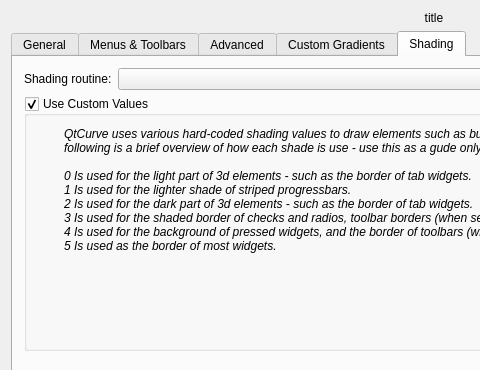
Qt form config/qtcurveconfigbase.ui (QtCurve/qtcurve) before a commit; both pictures show x 0 to 480 and y 0 to 370 of the 868 by 574 pixel window.
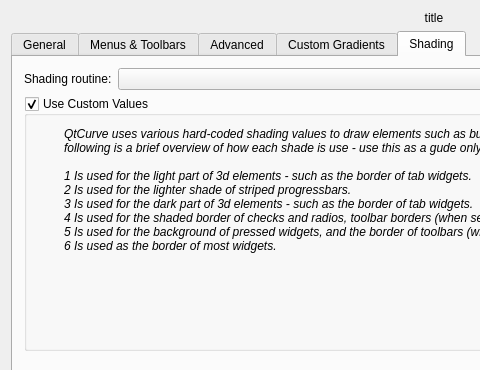
The same form after that commit. The open tabs and pages were chosen to show the change. Custom widgets are drawn as their Qt base class.

Commit message: Update text to list shades 1..6 and not 0..5

The edit to the form file:
```diff
--- a/config/qtcurveconfigbase.ui
+++ b/config/qtcurveconfigbase.ui
@@ -989,12 +989,12 @@
 &lt;/style>&lt;/head>&lt;body style=" font-family:'Verdana'; font-size:9pt; font-weight:400; font-style:normal;">
 &lt;p style=" margin-top:0px; margin-bottom:0px; margin-left:0px; margin-right:0px; -qt-block-indent:0; text-indent:0px;">&lt;span style=" font-style:italic;">QtCurve uses various hard-coded shading values to draw elements such as button frames, the background for pressed buttons, etc. The following is a brief overview of how each shade is use - use this as a gude only, as shades are used for various things.&lt;/span>&lt;/p>
 &lt;p style="-qt-paragraph-type:empty; margin-top:0px; margin-bottom:0px; margin-left:0px; margin-right:0px; -qt-block-indent:0; text-indent:0px; font-style:italic;">&lt;/p>
-&lt;p style=" margin-top:0px; margin-bottom:0px; margin-left:0px; margin-right:0px; -qt-block-indent:0; text-indent:0px; font-style:italic;">0 Is used for the light part of 3d elements - such as the border of tab widgets.&lt;/p>
-&lt;p style=" margin-top:0px; margin-bottom:0px; margin-left:0px; margin-right:0px; -qt-block-indent:0; text-indent:0px; font-style:italic;">1 Is used for the lighter shade of striped progressbars.&lt;/p>
-&lt;p style=" margin-top:0px; margin-bottom:0px; margin-left:0px; margin-right:0px; -qt-block-indent:0; text-indent:0px; font-style:italic;">2 Is used for the dark part of 3d elements - such as the border of tab widgets.&lt;/p>
-&lt;p style=" margin-top:0px; margin-bottom:0px; margin-left:0px; margin-right:0px; -qt-block-indent:0; text-indent:0px; font-style:italic;">3 Is used for the shaded border of checks and radios, toolbar borders (when set to dark), the dark part of sunken/raised slider handles, etc.&lt;/p>
-&lt;p style=" margin-top:0px; margin-bottom:0px; margin-left:0px; margin-right:0px; -qt-block-indent:0; text-indent:0px; font-style:italic;">4 Is used for the background of pressed widgets, and the border of toolbars (when not dark).&lt;/p>
-&lt;p style=" margin-top:0px; margin-bottom:0px; margin-left:0px; margin-right:0px; -qt-block-indent:0; text-indent:0px; font-style:italic;">5 Is used as the border of most widgets.&lt;/p>&lt;/body>&lt;/html></string>
+&lt;p style=" margin-top:0px; margin-bottom:0px; margin-left:0px; margin-right:0px; -qt-block-indent:0; text-indent:0px; font-style:italic;">1 Is used for the light part of 3d elements - such as the border of tab widgets.&lt;/p>
+&lt;p style=" margin-top:0px; margin-bottom:0px; margin-left:0px; margin-right:0px; -qt-block-indent:0; text-indent:0px; font-style:italic;">2 Is used for the lighter shade of striped progressbars.&lt;/p>
+&lt;p style=" margin-top:0px; margin-bottom:0px; margin-left:0px; margin-right:0px; -qt-block-indent:0; text-indent:0px; font-style:italic;">3 Is used for the dark part of 3d elements - such as the border of tab widgets.&lt;/p>
+&lt;p style=" margin-top:0px; margin-bottom:0px; margin-left:0px; margin-right:0px; -qt-block-indent:0; text-indent:0px; font-style:italic;">4 Is used for the shaded border of checks and radios, toolbar borders (when set to dark), the dark part of sunken/raised slider handles, etc.&lt;/p>
+&lt;p style=" margin-top:0px; margin-bottom:0px; margin-left:0px; margin-right:0px; -qt-block-indent:0; text-indent:0px; font-style:italic;">5 Is used for the background of pressed widgets, and the border of toolbars (when not dark).&lt;/p>
+&lt;p style=" margin-top:0px; margin-bottom:0px; margin-left:0px; margin-right:0px; -qt-block-indent:0; text-indent:0px; font-style:italic;">6 Is used as the border of most widgets.&lt;/p>&lt;/body>&lt;/html></string>
             </property>
             <property name="alignment" >
              <set>Qt::AlignLeading|Qt::AlignLeft|Qt::AlignTop</set>
```
